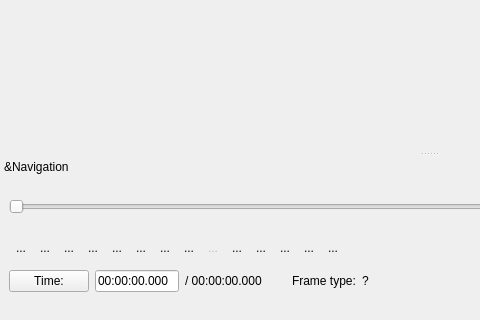
The window that avidemux/qt4/ADM_userInterfaces/ADM_gui/gui2.ui (mean00/avidemux2) describes before a commit, drawn with Qt 5; both pictures show x 0 to 480 and y 543 to 863 of the 858 by 863 pixel window.
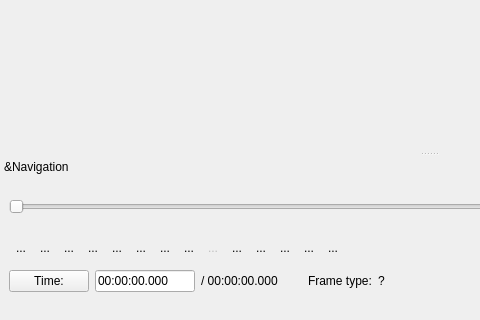
The same window after the commit. Icons and pictures are not drawn. Custom widgets are drawn as their Qt base class.

Commit message: [UI/QT] increase digit size (eumahha0x2a)

Patch:
```diff
--- a/avidemux/qt4/ADM_userInterfaces/ADM_gui/gui2.ui
+++ b/avidemux/qt4/ADM_userInterfaces/ADM_gui/gui2.ui
@@ -1342,7 +1342,7 @@
            </property>
            <property name="maximumSize">
             <size>
-             <width>84</width>
+             <width>100</width>
              <height>16777215</height>
             </size>
            </property>
```
